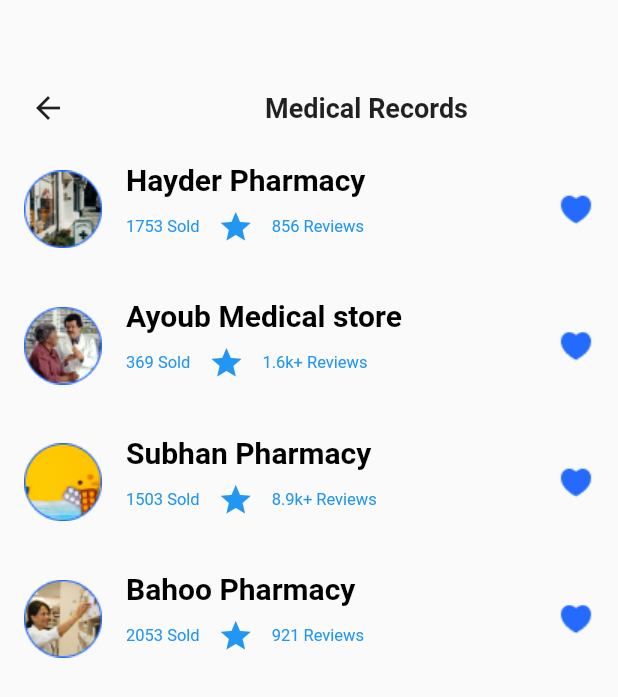
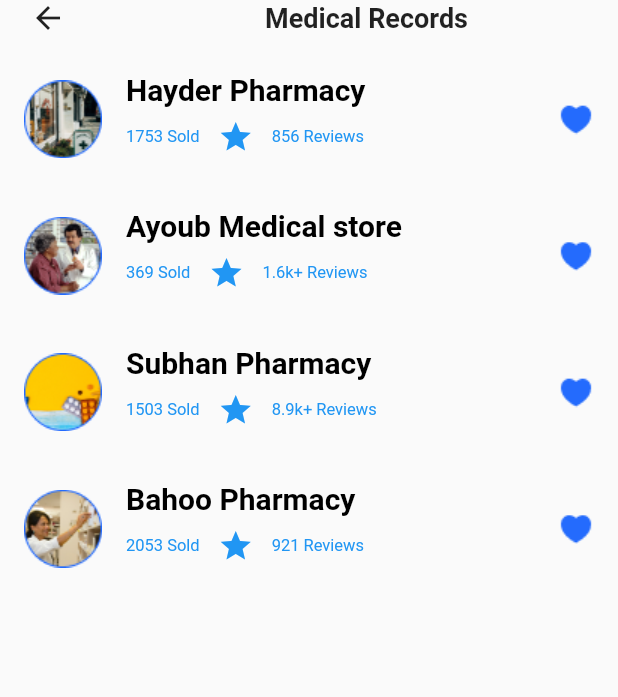
Before and after one commit to adilramzan764/Patient, a Flutter app: the FavoritePharmacy screen opened directly, on a phone screen of 412 x 824 dp. Shown: the top 697 px of the screen. Run offline on Flutter 3.47's test engine with Material 2 defaults, Android fonts, the phone set to English and light mode, and no system bars; drawn by our look-alikes of flutter_rating_bar; our stand-ins replace card_swiper, carousel_slider, dots_indicator, flutter_svg, table_calendar; missing offline and left inert: booking_calendar, material_tag_editor, textfield_tags; project files that could hold a hidden picture were left out.

Commit message:
1stcommitfghjkl

```diff
--- a/lib/FavoritePharmacy.dart
+++ b/lib/FavoritePharmacy.dart
@@ -17,7 +17,7 @@ class _FavoritePharmacyState extends State<FavoritePharmacy> {
   Widget build(BuildContext context) {
     return  Scaffold(
 body: Column( children: [
-  SizedBox(height: 60,),
+
   Padding(
     padding: const EdgeInsets.only(left: 20,right: 100),
     child: Row(mainAxisAlignment: MainAxisAlignment.spaceBetween,
```
